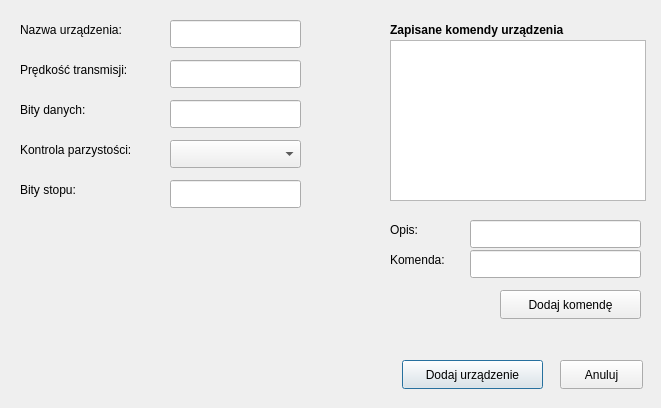
Old version of the form add_divice_form.ui in the repository mar8us/RadWag.
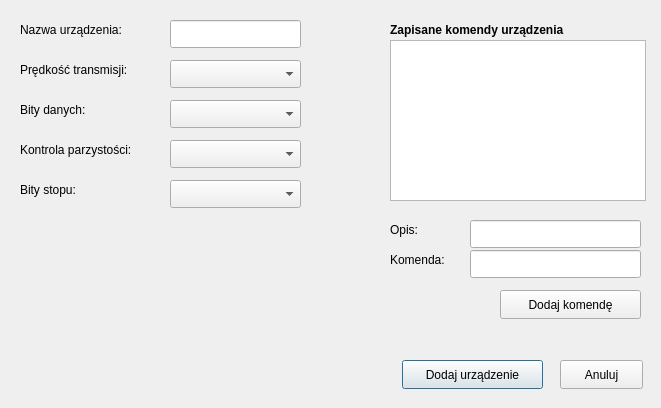
New version of the form.

Commit message: Replacment of component for entering divice connection parameter on ComboBox

Diff of the .ui file:
```diff
--- a/add_divice_form.ui
+++ b/add_divice_form.ui
@@ -107,19 +107,6 @@
     <string>Nazwa urządzenia:</string>
    </property>
   </widget>
-  <widget class="QLineEdit" name="speedTransEdit">
-   <property name="geometry">
-    <rect>
-     <x>170</x>
-     <y>60</y>
-     <width>131</width>
-     <height>28</height>
-    </rect>
-   </property>
-   <property name="readOnly">
-    <bool>false</bool>
-   </property>
-  </widget>
   <widget class="QComboBox" name="parityCombo">
    <property name="geometry">
     <rect>
@@ -130,32 +117,6 @@
     </rect>
    </property>
   </widget>
-  <widget class="QLineEdit" name="stopBitEdit">
-   <property name="geometry">
-    <rect>
-     <x>170</x>
-     <y>180</y>
-     <width>131</width>
-     <height>28</height>
-    </rect>
-   </property>
-   <property name="readOnly">
-    <bool>false</bool>
-   </property>
-  </widget>
-  <widget class="QLineEdit" name="bitEdit">
-   <property name="geometry">
-    <rect>
-     <x>170</x>
-     <y>100</y>
-     <width>131</width>
-     <height>28</height>
-    </rect>
-   </property>
-   <property name="readOnly">
-    <bool>false</bool>
-   </property>
-  </widget>
   <widget class="QLabel" name="bitLabel">
    <property name="geometry">
     <rect>
@@ -268,6 +229,36 @@
     <string>Zapisane komendy urządzenia</string>
    </property>
   </widget>
+  <widget class="QComboBox" name="baudRateCombo">
+   <property name="geometry">
+    <rect>
+     <x>170</x>
+     <y>60</y>
+     <width>131</width>
+     <height>28</height>
+    </rect>
+   </property>
+  </widget>
+  <widget class="QComboBox" name="dataBitsCombo">
+   <property name="geometry">
+    <rect>
+     <x>170</x>
+     <y>100</y>
+     <width>131</width>
+     <height>28</height>
+    </rect>
+   </property>
+  </widget>
+  <widget class="QComboBox" name="stopBitsCombo">
+   <property name="geometry">
+    <rect>
+     <x>170</x>
+     <y>180</y>
+     <width>131</width>
+     <height>28</height>
+    </rect>
+   </property>
+  </widget>
  </widget>
  <resources/>
  <connections/>
```
